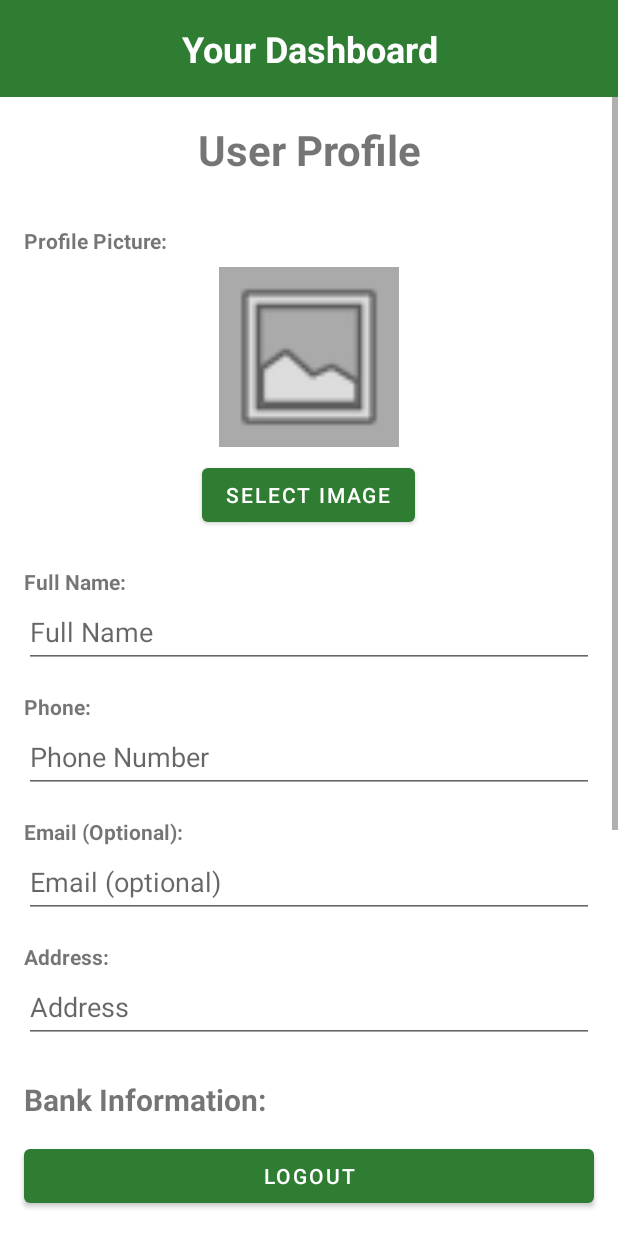
After one commit to AliJohari05/food-app-android, an Android app built with Jetpack Compose: the fragment ProfileFragment placed in its activity, on a phone screen of 412 x 824 dp. The commit adds this screen. Run offline under Robolectric (Android 15) with nearby library versions, the phone set to English and light mode, and no system bars; pictures from the network do not load; 1 statement that could not run was skipped.

Commit message:
edit ...

```diff
--- /dev/null
+++ b/app/src/main/java/com/alijt/foodapp/model/VendorListRequest.kt
@@ -0,0 +1,6 @@
+package com.alijt.foodapp.model
+
+data class VendorListRequest(
+    val search: String? = null,
+    val keywords: List<String>? = null
+)
--- a/app/src/main/java/com/alijt/foodapp/network/ApiService.kt
+++ b/app/src/main/java/com/alijt/foodapp/network/ApiService.kt
@@ -1,11 +1,20 @@
+// FoodApp/app/src/main/java/com/alijt/foodapp/network/ApiService.kt
 package com.alijt.foodapp.network
 
 import com.alijt.foodapp.model.AuthResponse
 import com.alijt.foodapp.model.LoginRequest
+import com.alijt.foodapp.model.MessageResponse
+import com.alijt.foodapp.model.ProfileUpdateRequest
 import com.alijt.foodapp.model.RegisterRequest
+import com.alijt.foodapp.model.User
+import com.alijt.foodapp.model.Restaurant // Import Restaurant model
+import com.alijt.foodapp.model.VendorListRequest // Import VendorListRequest
 import retrofit2.Response
 import retrofit2.http.Body
+import retrofit2.http.GET
+import retrofit2.http.Header
 import retrofit2.http.POST
+import retrofit2.http.PUT
 
 interface ApiService {
 
@@ -14,4 +23,13 @@ interface ApiService {
 
     @POST("auth/login")
     suspend fun loginUser(@Body request: LoginRequest): Response<AuthResponse>
+
+    @GET("auth/profile")
+    suspend fun getUserProfile(@Header("Authorization") token: String): Response<User>
+
+    @PUT("auth/profile")
+    suspend fun updateUserProfile(@Header("Authorization") token: String, @Body request: ProfileUpdateRequest): Response<MessageResponse>
+
+    @POST("vendors")
+    suspend fun getVendors(@Header("Authorization") token: String, @Body request: VendorListRequest): Response<List<Restaurant>>
 }
--- a/app/src/main/java/com/alijt/foodapp/repository/AuthRepository.kt
+++ b/app/src/main/java/com/alijt/foodapp/repository/AuthRepository.kt
@@ -4,6 +4,9 @@ import com.alijt.foodapp.model.AuthResponse
 import com.alijt.foodapp.model.ErrorResponse
 import com.alijt.foodapp.model.LoginRequest
 import com.alijt.foodapp.model.RegisterRequest
+import com.alijt.foodapp.model.User // Import User model
+import com.alijt.foodapp.model.MessageResponse // Import MessageResponse
+import com.alijt.foodapp.model.ProfileUpdateRequest // Import ProfileUpdateRequest
 import com.alijt.foodapp.network.RetrofitClient
 import com.google.gson.Gson
 import retrofit2.Response
@@ -22,10 +25,8 @@ class AuthRepository {
             } else {
                 val errorBody = response.errorBody()?.string()
                 val errorMessage = try {
-                    // Try to parse the error body into ErrorResponse
                     Gson().fromJson(errorBody, ErrorResponse::class.java).error
                 } catch (e: Exception) {
-                    // Fallback to generic error message
                     "Registration failed: ${response.code()}"
                 }
                 Result.failure(Exception(errorMessage))
@@ -34,6 +35,7 @@ class AuthRepository {
             Result.failure(e)
         }
     }
+
     suspend fun loginUser(request: LoginRequest): Result<AuthResponse>{
         return try {
             val response = apiService.loginUser(request)
--- /dev/null
+++ b/app/src/main/java/com/alijt/foodapp/view/ProfileFragment.kt
@@ -0,0 +1,172 @@
+package com.alijt.foodapp.view
+
+import android.graphics.Bitmap
+import android.graphics.BitmapFactory
+import android.net.Uri
+import android.os.Bundle
+import android.util.Base64
+import android.view.LayoutInflater
+import android.view.View
+import android.view.ViewGroup
+import android.widget.Toast
+import androidx.activity.result.ActivityResultLauncher
+import androidx.activity.result.contract.ActivityResultContracts
+import androidx.fragment.app.Fragment
+import androidx.lifecycle.ViewModelProvider // Import ViewModelProvider
+import com.alijt.foodapp.R // Import R
+import com.alijt.foodapp.databinding.FragmentProfileBinding
+import com.alijt.foodapp.model.ProfileUpdateRequest
+import com.alijt.foodapp.model.User
+import com.alijt.foodapp.repository.AuthRepository
+import com.alijt.foodapp.utils.SessionManager
+import com.alijt.foodapp.viewmodel.AuthViewModel
+import com.alijt.foodapp.viewmodel.AuthViewModelFactory
+import java.io.ByteArrayOutputStream
+
+class ProfileFragment : Fragment() {
+
+    private var _binding: FragmentProfileBinding? = null
+    private val binding get() = _binding!!
+
+    private lateinit var authViewModel: AuthViewModel
+    private lateinit var sessionManager: SessionManager
+
+    private var selectedImageUri: Uri? = null
+    private var profileImageBase64String: String? = null
+
+    // ActivityResultLauncher for picking image from gallery
+    private val pickImageLauncher: ActivityResultLauncher<String> =
+        registerForActivityResult(ActivityResultContracts.GetContent()) { uri: Uri? ->
+            uri?.let {
+                selectedImageUri = it
+                binding.ivProfilePicture.setImageURI(it) // Display selected image
+                convertImageToBase64(it) // Convert to Base64
+            }
+        }
+
+    override fun onCreateView(
+        inflater: LayoutInflater, container: ViewGroup?,
+        savedInstanceState: Bundle?
+    ): View? {
+        _binding = FragmentProfileBinding.inflate(inflater, container, false)
+        return binding.root
+    }
+
+    override fun onViewCreated(view: View, savedInstanceState: Bundle?) {
+        super.onViewCreated(view, savedInstanceState)
+
+        // Initialize SessionManager and AuthViewModel
+        sessionManager = SessionManager(requireContext())
+        val repository = AuthRepository()
+        authViewModel = ViewModelProvider(this, AuthViewModelFactory(repository, sessionManager))
+            .get(AuthViewModel::class.java)
+
+        // --- Fetch User Profile Data ---
+        authViewModel.fetchUserProfile()
+
+        authViewModel.userProfile.observe(viewLifecycleOwner) { result ->
+            result.onSuccess { user ->
+                displayProfileData(user)
+            }.onFailure { exception ->
+                Toast.makeText(requireContext(), getString(R.string.failed_to_load_profile), Toast.LENGTH_LONG).show()
+            }
+        }
+
+        // --- Handle Image Selection ---
+        binding.btnSelectImage.setOnClickListener {
+            pickImageLauncher.launch("image/*") // Launch gallery to pick an image
+        }
+
+        // --- Handle Save Changes Button Click ---
+        binding.btnSaveChanges.setOnClickListener {
+            saveProfileChanges()
+        }
+
+        // --- Observe Profile Update Result ---
+        authViewModel.profileUpdateResult.observe(viewLifecycleOwner) { result ->
+            result.onSuccess { messageResponse ->
+                Toast.makeText(requireContext(), getString(R.string.profile_updated_successfully), Toast.LENGTH_SHORT).show()
+                // Optionally re-fetch profile to ensure UI is up-to-date
+                authViewModel.fetchUserProfile()
+            }.onFailure { exception ->
+                Toast.makeText(requireContext(), getString(R.string.failed_to_update_profile), Toast.LENGTH_LONG).show()
+            }
+        }
+    }
+
+    private fun displayProfileData(user: User) {
+        binding.etFullNameProfile.setText(user.fullName)
+        binding.etPhoneProfile.setText(user.phone)
+        binding.etEmailProfile.setText(user.email)
+        binding.etAddressProfile.setText(user.address)
+
+        user.bank_info?.let { bankInfo ->
+            binding.etBankNameProfile.setText(bankInfo.bank_name)
+            binding.etAccountNumberProfile.setText(bankInfo.account_number)
+        }
+
+        // Load profile image if URL is available (using a library like Glide/Picasso is recommended)
+        user.profileImageUrl?.let { imageUrl ->
+            // TODO: Use an image loading library (e.g., Glide, Picasso) to load image from URL
+            // For now, if profileImageBase64 is available, display it
+            // val decodedImage = Base64.decode(user.profileImageBase64, Base64.DEFAULT)
+            // val bitmap = BitmapFactory.decodeByteArray(decodedImage, 0, decodedImage.size)
+            // binding.ivProfilePicture.setImageBitmap(bitmap)
+        }
+    }
+
+    private fun saveProfileChanges() {
+        val fullName = binding.etFullNameProfile.text.toString().trim()
+        val phone = binding.etPhoneProfile.text.toString().trim()
+        val email = binding.etEmailProfile.text.toString().trim()
+        val address = binding.etAddressProfile.text.toString().trim()
+        val bankName = binding.etBankNameProfile.text.toString().trim()
+        val accountNumber = binding.etAccountNumberProfile.text.toString().trim()
+
+        // Basic validation (can be expanded)
+        if (fullName.isEmpty() || phone.isEmpty() || address.isEmpty()) {
+            Toast.makeText(requireContext(), getString(R.string.fill_all_required_fields), Toast.LENGTH_SHORT).show()
+            return
+        }
+        if (email.isNotEmpty() && !android.util.Patterns.EMAIL_ADDRESS.matcher(email).matches()) {
+            Toast.makeText(requireContext(), getString(R.string.enter_valid_email), Toast.LENGTH_SHORT).show()
+            return
+        }
+
+        val bankInfo = if (bankName.isNotEmpty() && accountNumber.isNotEmpty()) {
+            com.alijt.foodapp.model.BankInfo(bankName, accountNumber)
+        } else {
+            null
+        }
+
+        val updateRequest = ProfileUpdateRequest(
+            fullName = fullName,
+            phone = phone,
+            email = if (email.isEmpty()) null else email, // Send null if empty
+            address = address,
+            profileImageBase64 = profileImageBase64String, // Use the Base64 string from image selection
+            bank_info = bankInfo
+        )
+
+        authViewModel.updateUserProfile(updateRequest)
+    }
+
+    private fun convertImageToBase64(uri: Uri) {
+        val inputStream = requireContext().contentResolver.openInputStream(uri)
+        inputStream?.use {
+            val bitmap = BitmapFactory.decodeStream(it)
+            val outputStream = ByteArrayOutputStream()
+            bitmap.compress(Bitmap.CompressFormat.JPEG, 80, outputStream)
+            val byteArray = outputStream.toByteArray()
+            profileImageBase64String = Base64.encodeToString(byteArray, Base64.DEFAULT)
+        } ?: run {
+            Toast.makeText(requireContext(), "Failed to convert image.", Toast.LENGTH_SHORT).show()
+            profileImageBase64String = null
+        }
+    }
+
+    override fun onDestroyView() {
+        super.onDestroyView()
+        _binding = null
+    }
+}
--- a/app/src/main/java/com/alijt/foodapp/view/RegisterActivity.kt
+++ b/app/src/main/java/com/alijt/foodapp/view/RegisterActivity.kt
@@ -26,10 +26,11 @@ class RegisterActivity : AppCompatActivity() {
 
         binding = ActivityRegisterBinding.inflate(layoutInflater)
         setContentView(binding.root)
+        sessionManager = SessionManager(this)
 
         // Initialize ViewModel and SessionManager
         val repository = AuthRepository()
-        authViewModel = ViewModelProvider(this, AuthViewModelFactory(repository)).get(AuthViewModel::class.java)
+        authViewModel = ViewModelProvider(this, AuthViewModelFactory(repository,sessionManager)).get(AuthViewModel::class.java)
         sessionManager = SessionManager(this)
 
         // Set up spinner for user roles
--- a/app/src/main/java/com/alijt/foodapp/viewmodel/AuthViewModel.kt
+++ b/app/src/main/java/com/alijt/foodapp/viewmodel/AuthViewModel.kt
@@ -6,12 +6,21 @@ import androidx.lifecycle.ViewModel
 import androidx.lifecycle.viewModelScope
 import com.alijt.foodapp.model.AuthResponse
 import com.alijt.foodapp.model.LoginRequest
+import com.alijt.foodapp.model.MessageResponse // Import MessageResponse
+import com.alijt.foodapp.model.ProfileUpdateRequest // Import ProfileUpdateRequest
 import com.alijt.foodapp.model.RegisterRequest
+import com.alijt.foodapp.model.User // Import User model
 import com.alijt.foodapp.repository.AuthRepository
+import com.alijt.foodapp.utils.SessionManager // Import SessionManager
 import kotlinx.coroutines.launch
 
-class AuthViewModel(private val repository: AuthRepository) : ViewModel() {
+// Corrected constructor to include SessionManager
+class AuthViewModel(
+    private val repository: AuthRepository,
+    private val sessionManager: SessionManager // SessionManager is injected here
+) : ViewModel() {
 
+    // LiveData for Register
     private val _registerResult = MutableLiveData<Result<AuthResponse>>()
     val registerResult: LiveData<Result<AuthResponse>> = _registerResult
 
@@ -31,7 +40,7 @@ class AuthViewModel(private val repository: AuthRepository) : ViewModel() {
     private val _userProfile = MutableLiveData<Result<User>>()
     val userProfile: LiveData<Result<User>> = _userProfile
 
-    // Function to fetch user profile
+
     fun fetchUserProfile() { // Corrected: removed 'request' parameter
         viewModelScope.launch {
             val token = sessionManager.getAuthToken() // Get token from SessionManager
--- a/app/src/main/java/com/alijt/foodapp/viewmodel/AuthViewModelFactory.kt
+++ b/app/src/main/java/com/alijt/foodapp/viewmodel/AuthViewModelFactory.kt
@@ -3,12 +3,16 @@ package com.alijt.foodapp.viewmodel
 import androidx.lifecycle.ViewModel
 import androidx.lifecycle.ViewModelProvider
 import com.alijt.foodapp.repository.AuthRepository
+import com.alijt.foodapp.utils.SessionManager
 
-class AuthViewModelFactory(private val repository: AuthRepository) : ViewModelProvider.Factory {
+class AuthViewModelFactory(
+    private val repository: AuthRepository,
+    private val sessionManager: SessionManager
+) : ViewModelProvider.Factory {
     override fun <T : ViewModel> create(modelClass: Class<T>): T {
         if (modelClass.isAssignableFrom(AuthViewModel::class.java)) {
             @Suppress("UNCHECKED_CAST")
-            return AuthViewModel(repository) as T
+            return AuthViewModel(repository, sessionManager) as T
         }
         throw IllegalArgumentException("Unknown ViewModel class")
     }
--- /dev/null
+++ b/app/src/main/res/layout/fragment_profile.xml
@@ -0,0 +1,159 @@
+<?xml version="1.0" encoding="utf-8"?>
+<ScrollView xmlns:android="http://schemas.android.com/apk/res/android"
+    xmlns:tools="http://schemas.android.com/tools"
+    android:layout_width="match_parent"
+    android:layout_height="match_parent"
+    tools:context=".view.ProfileFragment">
+
+    <LinearLayout
+        android:layout_width="match_parent"
+        android:layout_height="wrap_content"
+        android:orientation="vertical"
+        android:padding="16dp">
+
+        <TextView
+            android:id="@+id/tvProfileTitle"
+            android:layout_width="match_parent"
+            android:layout_height="wrap_content"
+            android:text="@string/profile_title"
+            android:textSize="28sp"
+            android:textStyle="bold"
+            android:gravity="center"
+            android:layout_marginBottom="24dp" />
+
+        <TextView
+            android:layout_width="wrap_content"
+            android:layout_height="wrap_content"
+            android:text="@string/profile_picture_label"
+            android:textStyle="bold"
+            android:layout_marginTop="8dp" />
+
+        <ImageView
+            android:id="@+id/ivProfilePicture"
+            android:layout_width="120dp"
+            android:layout_height="120dp"
+            android:layout_gravity="center_horizontal"
+            android:layout_marginTop="8dp"
+            android:src="@android:drawable/ic_menu_gallery"
+            android:scaleType="centerCrop"
+            android:background="@android:color/darker_gray" />
+
+        <Button
+            android:id="@+id/btnSelectImage"
+            android:layout_width="wrap_content"
+            android:layout_height="wrap_content"
+            android:layout_gravity="center_horizontal"
+            android:text="@string/select_image"
+            android:layout_marginTop="8dp" />
+
+        <TextView
+            android:layout_width="wrap_content"
+            android:layout_height="wrap_content"
+            android:text="@string/name_label"
+            android:textStyle="bold"
+            android:layout_marginTop="24dp" />
+
+        <EditText
+            android:id="@+id/etFullNameProfile"
+            android:layout_width="match_parent"
+            android:layout_height="wrap_content"
+            android:hint="@string/full_name"
+            android:inputType="textPersonName"
+            android:minHeight="48dp" />
+
+        <TextView
+            android:layout_width="wrap_content"
+            android:layout_height="wrap_content"
+            android:text="@string/phone_label"
+            android:textStyle="bold"
+            android:layout_marginTop="16dp" />
+
+        <EditText
+            android:id="@+id/etPhoneProfile"
+            android:layout_width="match_parent"
+            android:layout_height="wrap_content"
+            android:hint="@string/phone"
+            android:inputType="phone"
+            android:minHeight="48dp" />
+
+        <TextView
+            android:layout_width="wrap_content"
+            android:layout_height="wrap_content"
+            android:text="@string/email_label"
+            android:textStyle="bold"
+            android:layout_marginTop="16dp" />
+
+        <EditText
+            android:id="@+id/etEmailProfile"
+            android:layout_width="match_parent"
+            android:layout_height="wrap_content"
+            android:hint="@string/email"
+            android:inputType="textEmailAddress"
+            android:minHeight="48dp" />
+
+        <TextView
+            android:layout_width="wrap_content"
+            android:layout_height="wrap_content"
+            android:text="@string/address_label"
+            android:textStyle="bold"
+            android:layout_marginTop="16dp" />
+
+        <EditText
+            android:id="@+id/etAddressProfile"
+            android:layout_width="match_parent"
+            android:layout_height="wrap_content"
+            android:hint="@string/address"
+            android:inputType="textMultiLine"
+            android:minHeight="48dp" />
+
+        <TextView
+            android:id="@+id/tvBankInfoLabel"
+            android:layout_width="match_parent"
+            android:layout_height="wrap_content"
+            android:text="@string/bank_info_label"
+            android:textSize="20sp"
+            android:textStyle="bold"
+            android:layout_marginTop="24dp"
+            android:layout_marginBottom="8dp" />
+
+        <TextView
+            android:layout_width="wrap_content"
+            android:layout_height="wrap_content"
+            android:text="@string/bank_name_label"
+            android:textStyle="bold"
+            android:layout_marginTop="8dp" />
+
+        <EditText
+            android:id="@+id/etBankNameProfile"
+            android:layout_width="match_parent"
+            android:layout_height="wrap_content"
+            android:hint="@string/bank_name_label"
+            android:inputType="text"
+            android:minHeight="48dp" />
+
+        <TextView
+            android:layout_width="wrap_content"
+            android:layout_height="wrap_content"
+            android:text="@string/account_number_label"
+            android:textStyle="bold"
+            android:layout_marginTop="16dp" />
+
+        <EditText
+            android:id="@+id/etAccountNumberProfile"
+            android:layout_width="match_parent"
+            android:layout_height="wrap_content"
+            android:hint="@string/account_number_label"
+            android:inputType="number"
+            android:minHeight="48dp" />
+
+        <Button
+            android:id="@+id/btnSaveChanges"
+            android:layout_width="match_parent"
+            android:layout_height="wrap_content"
+            android:text="@string/save_changes"
+            android:layout_marginTop="32dp"
+            android:background="?attr/colorPrimary"
+            android:textColor="?attr/colorOnPrimary" />
+
+    </LinearLayout>
+</ScrollView>
--- a/app/src/main/res/values/strings.xml
+++ b/app/src/main/res/values/strings.xml
@@ -30,6 +30,23 @@
     <string name="seller_dashboard_title">Seller Dashboard</string>
     <string name="courier_dashboard_title">Courier Dashboard</string>
     <string name="admin_dashboard_title">Admin Dashboard</string>
+    <string name="profile_title">User Profile</string>
+    <string name="update_profile">Update Profile</string>
+    <string name="profile_updated_successfully">Profile updated successfully!</string>
+    <string name="failed_to_update_profile">Failed to update profile.</string>
+    <string name="failed_to_load_profile">Failed to load profile data.</string>
+    <string name="save_changes">Save Changes</string>
+    <string name="name_label">Full Name:</string>
+    <string name="phone_label">Phone:</string>
+    <string name="email_label">Email (Optional):</string>
+    <string name="address_label">Address:</string>
+    <string name="bank_info_label">Bank Information:</string>
+    <string name="bank_name_label">Bank Name:</string>
+    <string name="account_number_label">Account Number:</string>
+    <string name="profile_picture_label">Profile Picture:</string>
+    <string name="select_image">Select Image</string>
+    <string name="view_profile">View Profile</string>
+
     <string-array name="user_roles">
         <item>Buyer</item>
         <item>Seller</item>
```
Also changed, not shown: app/src/main/AndroidManifest.xml (+6 -1 lines), app/src/main/java/com/alijt/foodapp/FoodApp.kt (added, +12 -0 lines), app/src/main/java/com/alijt/foodapp/MainActivity.kt (deleted, +0 -22 lines), app/src/main/java/com/alijt/foodapp/model/BankInfo.kt (+7 -2 lines), app/src/main/java/com/alijt/foodapp/model/Restaurant.kt (added, +16 -0 lines), app/src/main/java/com/alijt/foodapp/model/User.kt (+10 -8 lines), app/src/main/java/com/alijt/foodapp/network/RetrofitClient.kt (+42 -10 lines), app/src/main/java/com/alijt/foodapp/view/LoginActivity.kt (+5 -3 lines), app/src/main/java/com/alijt/foodapp/view/dashboard/BuyerDashboardFragment.kt (+11 -3 lines), app/src/main/res/layout/fragment_buyer_dashboard.xml (+8 -1 lines), 1 other file.
